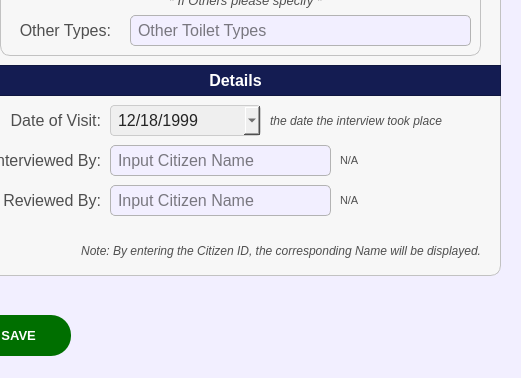
This is Resources/UIs/PopUp/Screen_CitizenPanel/ScreenHousehold/register_household.ui in Yohhannn/Barangay-Records-Statistics-System as Qt 5 draws it before an edit; both pictures show x 650 to 1171 and y 205 to 583 of the 1171 by 583 pixel window. The edited form follows.
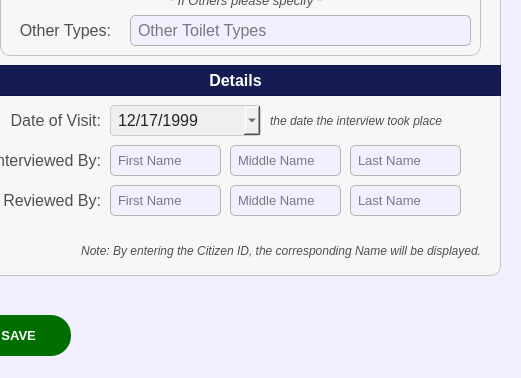
This is the edited form. Icons and pictures are not drawn.

Commit message: updated register household for both edit and create

The edit to the form file:
```diff
--- a/Resources/UIs/PopUp/Screen_CitizenPanel/ScreenHousehold/register_household.ui
+++ b/Resources/UIs/PopUp/Screen_CitizenPanel/ScreenHousehold/register_household.ui
@@ -857,7 +857,7 @@
       <second>0</second>
       <year>1999</year>
       <month>12</month>
-      <day>18</day>
+      <day>17</day>
      </datetime>
     </property>
     <property name="displayFormat">
@@ -901,23 +901,23 @@
      <set>Qt::AlignmentFlag::AlignRight|Qt::AlignmentFlag::AlignTrailing|Qt::AlignmentFlag::AlignVCenter</set>
     </property>
    </widget>
-   <widget class="QLineEdit" name="register_household_InterviewedBy">
+   <widget class="QLineEdit" name="register_household_InterviewedBy_fname">
     <property name="geometry">
      <rect>
       <x>140</x>
       <y>290</y>
-      <width>221</width>
+      <width>111</width>
       <height>31</height>
      </rect>
     </property>
     <property name="font">
      <font>
       <family>Arial</family>
-      <pointsize>12</pointsize>
+      <pointsize>10</pointsize>
      </font>
     </property>
     <property name="styleSheet">
-     <string notr="true">#register_household_InterviewedBy{
+     <string notr="true">#register_household_InterviewedBy_fname{
 	border: 1px solid #b3b3b3;  /* Black border */
     border-radius: 5px;        /* Rounded corners */
     padding: 5px;               /* Inner spacing */
@@ -934,43 +934,7 @@
      <number>35</number>
     </property>
     <property name="placeholderText">
-     <string>Input Citizen Name</string>
-    </property>
-   </widget>
-   <widget class="QLineEdit" name="register_household_ReviewedBy">
-    <property name="geometry">
-     <rect>
-      <x>140</x>
-      <y>330</y>
-      <width>221</width>
-      <height>31</height>
-     </rect>
-    </property>
-    <property name="font">
-     <font>
-      <family>Arial</family>
-      <pointsize>12</pointsize>
-     </font>
-    </property>
-    <property name="styleSheet">
-     <string notr="true">#register_household_ReviewedBy{
-	border: 1px solid #b3b3b3;  /* Black border */
-    border-radius: 5px;        /* Rounded corners */
-    padding: 5px;               /* Inner spacing */
-    background-color: #f2efff;  /* Gray background */
-    color: #000000; 
-}
-
-</string>
-    </property>
-    <property name="text">
-     <string/>
-    </property>
-    <property name="maxLength">
-     <number>35</number>
-    </property>
-    <property name="placeholderText">
-     <string>Input Citizen Name</string>
+     <string>First Name</string>
     </property>
    </widget>
    <widget class="QLabel" name="register_household_labelReviewedBy">
@@ -1032,62 +996,6 @@
      <set>Qt::AlignmentFlag::AlignLeading|Qt::AlignmentFlag::AlignLeft|Qt::AlignmentFlag::AlignVCenter</set>
     </property>
    </widget>
-   <widget class="QLabel" name="register_household_displayInterviewedBy">
-    <property name="geometry">
-     <rect>
-      <x>370</x>
-      <y>290</y>
-      <width>131</width>
-      <height>31</height>
-     </rect>
-    </property>
-    <property name="font">
-     <font>
-      <family>Arial</family>
-      <pointsize>8</pointsize>
-     </font>
-    </property>
-    <property name="styleSheet">
-     <string notr="true">#register_household_displayInterviewedBy{
-	background-color:transparent;
-	color:#4f4f4f;
-}</string>
-    </property>
-    <property name="text">
-     <string>N/A</string>
-    </property>
-    <property name="alignment">
-     <set>Qt::AlignmentFlag::AlignLeading|Qt::AlignmentFlag::AlignLeft|Qt::AlignmentFlag::AlignVCenter</set>
-    </property>
-   </widget>
-   <widget class="QLabel" name="register_household_displayReviewedBy">
-    <property name="geometry">
-     <rect>
-      <x>370</x>
-      <y>330</y>
-      <width>131</width>
-      <height>31</height>
-     </rect>
-    </property>
-    <property name="font">
-     <font>
-      <family>Arial</family>
-      <pointsize>8</pointsize>
-     </font>
-    </property>
-    <property name="styleSheet">
-     <string notr="true">#register_household_displayReviewedBy{
-	background-color:transparent;
-	color:#4f4f4f;
-}</string>
-    </property>
-    <property name="text">
-     <string>N/A</string>
-    </property>
-    <property name="alignment">
-     <set>Qt::AlignmentFlag::AlignLeading|Qt::AlignmentFlag::AlignLeft|Qt::AlignmentFlag::AlignVCenter</set>
-    </property>
-   </widget>
    <widget class="QLabel" name="notenote_2">
     <property name="geometry">
      <rect>
@@ -1239,6 +1147,186 @@
      </property>
     </widget>
    </widget>
+   <widget class="QLineEdit" name="register_household_InterviewedBy_mname">
+    <property name="geometry">
+     <rect>
+      <x>260</x>
+      <y>290</y>
+      <width>111</width>
+      <height>31</height>
+     </rect>
+    </property>
+    <property name="font">
+     <font>
+      <family>Arial</family>
+      <pointsize>10</pointsize>
+     </font>
+    </property>
+    <property name="styleSheet">
+     <string notr="true">#register_household_InterviewedBy_mname{
+	border: 1px solid #b3b3b3;  /* Black border */
+    border-radius: 5px;        /* Rounded corners */
+    padding: 5px;               /* Inner spacing */
+    background-color: #f2efff;  /* Gray background */
+    color: #000000; 
+}
+
+</string>
+    </property>
+    <property name="text">
+     <string/>
+    </property>
+    <property name="maxLength">
+     <number>35</number>
+    </property>
+    <property name="placeholderText">
+     <string>Middle Name</string>
+    </property>
+   </widget>
+   <widget class="QLineEdit" name="register_household_InterviewedBy_lname">
+    <property name="geometry">
+     <rect>
+      <x>380</x>
+      <y>290</y>
+      <width>111</width>
+      <height>31</height>
+     </rect>
+    </property>
+    <property name="font">
+     <font>
+      <family>Arial</family>
+      <pointsize>10</pointsize>
+     </font>
+    </property>
+    <property name="styleSheet">
+     <string notr="true">#register_household_InterviewedBy_lname{
+	border: 1px solid #b3b3b3;  /* Black border */
+    border-radius: 5px;        /* Rounded corners */
+    padding: 5px;               /* Inner spacing */
+    background-color: #f2efff;  /* Gray background */
+    color: #000000; 
+}
+
+</string>
+    </property>
+    <property name="text">
+     <string/>
+    </property>
+    <property name="maxLength">
+     <number>35</number>
+    </property>
+    <property name="placeholderText">
+     <string>Last Name</string>
+    </property>
+   </widget>
+   <widget class="QLineEdit" name="register_household_ReviewedBy_mname">
+    <property name="geometry">
+     <rect>
+      <x>260</x>
+      <y>330</y>
+      <width>111</width>
+      <height>31</height>
+     </rect>
+    </property>
+    <property name="font">
+     <font>
+      <family>Arial</family>
+      <pointsize>10</pointsize>
+     </font>
+    </property>
+    <property name="styleSheet">
+     <string notr="true">#register_household_ReviewedBy_mname{
+	border: 1px solid #b3b3b3;  /* Black border */
+    border-radius: 5px;        /* Rounded corners */
+    padding: 5px;               /* Inner spacing */
+    background-color: #f2efff;  /* Gray background */
+    color: #000000; 
+}
+
+</string>
+    </property>
+    <property name="text">
+     <string/>
+    </property>
+    <property name="maxLength">
+     <number>35</number>
+    </property>
+    <property name="placeholderText">
+     <string>Middle Name</string>
+    </property>
+   </widget>
+   <widget class="QLineEdit" name="register_household_ReviewedBy_fname">
+    <property name="geometry">
+     <rect>
+      <x>140</x>
+      <y>330</y>
+      <width>111</width>
+      <height>31</height>
+     </rect>
+    </property>
+    <property name="font">
+     <font>
+      <family>Arial</family>
+      <pointsize>10</pointsize>
+     </font>
+    </property>
+    <property name="styleSheet">
+     <string notr="true">#register_household_ReviewedBy_fname{
+	border: 1px solid #b3b3b3;  /* Black border */
+    border-radius: 5px;        /* Rounded corners */
+    padding: 5px;               /* Inner spacing */
+    background-color: #f2efff;  /* Gray background */
+    color: #000000; 
+}
+
+</string>
+    </property>
+    <property name="text">
+     <string/>
+    </property>
+    <property name="maxLength">
+     <number>35</number>
+    </property>
+    <property name="placeholderText">
+     <string>First Name</string>
+    </property>
+   </widget>
+   <widget class="QLineEdit" name="register_household_ReviewedBy_lname">
+    <property name="geometry">
+     <rect>
+      <x>380</x>
+      <y>330</y>
+      <width>111</width>
+      <height>31</height>
+     </rect>
+    </property>
+    <property name="font">
+     <font>
+      <family>Arial</family>
+      <pointsize>10</pointsize>
+     </font>
+    </property>
+    <property name="styleSheet">
+     <string notr="true">#register_household_ReviewedBy_lname{
+	border: 1px solid #b3b3b3;  /* Black border */
+    border-radius: 5px;        /* Rounded corners */
+    padding: 5px;               /* Inner spacing */
+    background-color: #f2efff;  /* Gray background */
+    color: #000000; 
+}
+
+</string>
+    </property>
+    <property name="text">
+     <string/>
+    </property>
+    <property name="maxLength">
+     <number>35</number>
+    </property>
+    <property name="placeholderText">
+     <string>Last Name</string>
+    </property>
+   </widget>
   </widget>
   <widget class="QFrame" name="basePopUpTitleFrame">
    <property name="geometry">
```
The commit also changes 1 other file.
